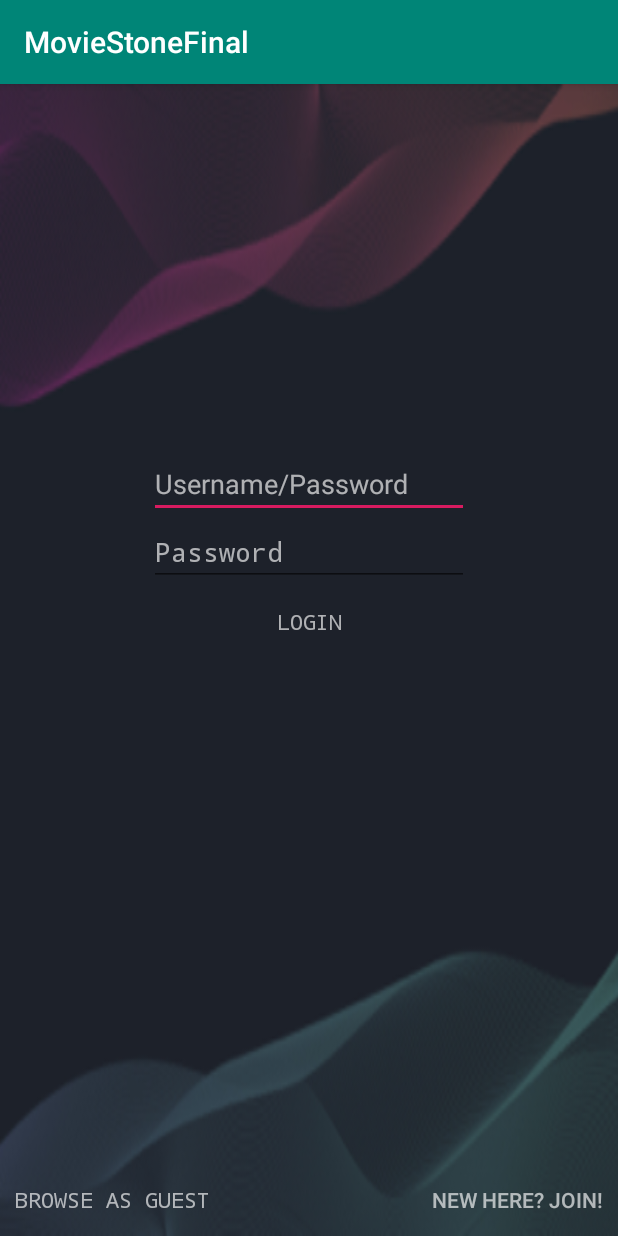
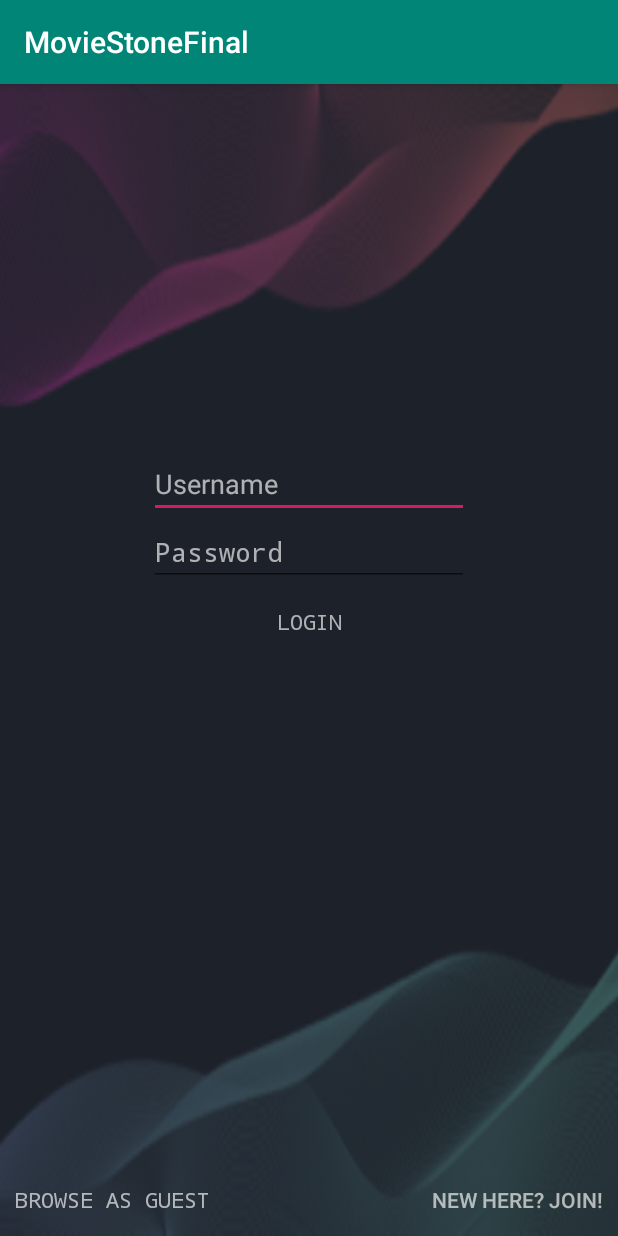
Before and after one commit to MikeStoneColumbia/MovieStoneFinal, an Android app: the screen it shows after launch (SignUp), on a phone screen of 412 x 824 dp. Run offline under Robolectric (Android 15) with nearby library versions, the phone set to English and light mode, and no system bars; libraries missing offline, so code that uses them is left out: com.loopj.android, com.parse, cz.msebera.android; 2 statements that could not run were skipped.

Commit message:
Some more XML edits to clean up

```diff
--- a/app/src/main/res/layout/activity_sign_up.xml
+++ b/app/src/main/res/layout/activity_sign_up.xml
@@ -13,7 +13,7 @@
         android:layout_height="wrap_content"
         android:layout_marginTop="244dp"
         android:ems="10"
-        android:hint="Username/Password"
+        android:hint="Username"
         android:inputType="textPersonName"
         android:textColor="#A6FFFFFF"
         android:textColorHint="#A6FFFFFF"
@@ -28,7 +28,7 @@
         android:ems="10"
         android:fontFamily="monospace"
         android:hint="Password"
-        android:inputType="textPersonName"
+        android:inputType="textPassword"
         android:textColor="#A6FFFFFF"
         android:textColorHint="#A6FFFFFF"
         app:layout_constraintEnd_toEndOf="parent"
```
Also changed, not shown: app/src/main/java/com/stoneco/moviestonefinal/SignUp.java (+0 -25 lines).
